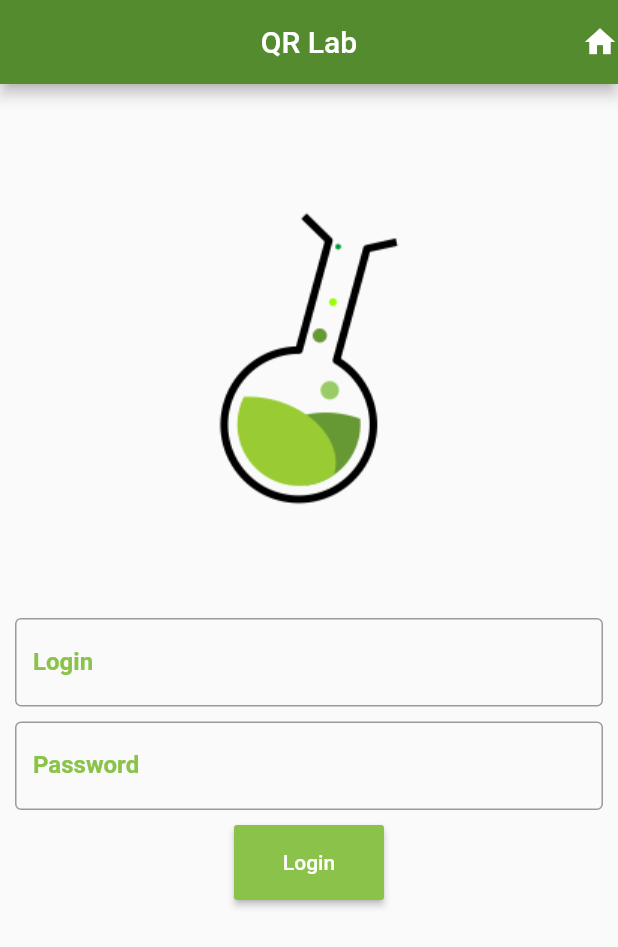
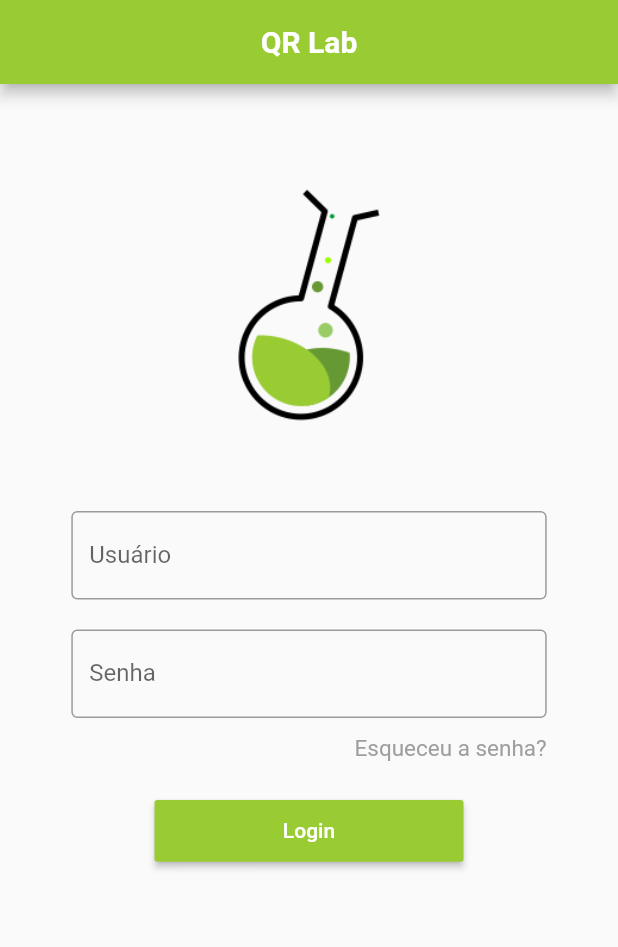
Before and after one commit to gumbarros/qrlab, a Flutter app: the screen it shows after launch, on a phone screen of 412 x 824 dp. Shown: the top 947 px of the screen. Run offline on Flutter 3.47's test engine with Material 2 defaults, Android fonts, the phone set to English and light mode, and no system bars; our stand-ins replace toast; missing offline and left inert: qrcode.

Commit message:
Refactor e recuperação de senha

```diff
--- a/lib/main.dart
+++ b/lib/main.dart
@@ -1,11 +1,11 @@
 import 'package:flutter/material.dart';
 import 'package:flutter/services.dart';
-import 'package:qrcode_alpha/views/homePage.dart';
-import 'views/qrHome.dart';
+import 'package:qrlab/views/qrLogin.dart';
 
 void main() {
+  WidgetsFlutterBinding.ensureInitialized();
   SystemChrome.setSystemUIOverlayStyle(SystemUiOverlayStyle(
-      statusBarColor: Colors.lightBlue[800]
+    statusBarColor: Color.fromRGBO(153, 204, 51, 1.0),
   ));
   runApp(MyApp());
 }
@@ -14,11 +14,19 @@ class MyApp extends StatelessWidget {
   @override
   Widget build(BuildContext context) {
     return MaterialApp(
-      title: 'QR Code Alpha',
+      title: 'QR Lab',
       theme: ThemeData(
-        primaryColor: Colors.lightGreen[800],
+        primaryColor: Color.fromRGBO(153, 204, 51, 1.0),
+        primarySwatch: Colors.lightGreen,
+        appBarTheme: AppBarTheme(
+            textTheme: TextTheme(
+                title: TextStyle(
+                    color: Colors.white,
+                    fontSize: 20,
+                    fontWeight: FontWeight.bold)),
+            iconTheme: IconThemeData(color: Colors.white)),
       ),
-      home: homePage(),
+      home: QRLogin(),
       debugShowCheckedModeBanner: false,
     );
   }
--- a/lib/views/homePage.dart
+++ /dev/null
@@ -1,68 +0,0 @@
-import 'package:flutter/cupertino.dart';
-import 'package:flutter/material.dart';
-import 'package:flutter/widgets.dart';
-
-import 'qrHome.dart';
-
-class homePage extends StatefulWidget {
-  @override
-  _homePageState createState() => _homePageState();
-}
-
-class _homePageState extends State<homePage> {
-  @override
-  Widget build(BuildContext context) {
-    return Scaffold(
-      appBar: AppBar(
-        actions: <Widget>[
-          Row(
-            children: <Widget>[
-              Icon(Icons.home),
-            ],
-          ),
-        ],
-        title: Text("QR Lab"), centerTitle: true,
-        ),
-      body: SingleChildScrollView(
-        child: Container(
-          padding: EdgeInsets.all(10.0),
-          child: Column(
-              children: <Widget>[
-                Image.asset('assets/images/lab1.png'),
-                TextField(
-                  decoration: InputDecoration(
-                      labelText: "Login",
-                      labelStyle: TextStyle(color: Colors.lightGreen, fontWeight: FontWeight.bold),
-                      border: OutlineInputBorder()),
-                ),
-                SizedBox(height: 10.0),
-                TextField(
-                  decoration: InputDecoration(
-                      labelText: "Password",
-                      labelStyle: TextStyle(color: Colors.lightGreen, fontWeight: FontWeight.bold),
-                      border: OutlineInputBorder()
-                  ),
-                ),
-                SizedBox(height: 10.0),
-                ButtonTheme(
-                  minWidth: 100.0,
-                  height: 50.0,
-                  child:RaisedButton(
-                    color: Colors.lightGreen,
-                    onPressed: (){
-                      Navigator.push(
-                          context,
-                          MaterialPageRoute(builder: (context) => QRHome())
-                      );
-                    },
-                    textColor: Colors.white,
-                    child: Text(
-                      "Login",
-                    ),
-                  ),
-                ),
-              ]
-          ),),
-      )
-      );
-  }}
--- /dev/null
+++ b/lib/views/qrLogin.dart
@@ -0,0 +1,86 @@
+import 'package:flutter/cupertino.dart';
+import 'package:flutter/material.dart';
+import 'package:flutter/widgets.dart';
+import 'qrLoginHelper.dart';
+import 'qrScanner.dart';
+
+class QRLogin extends StatefulWidget {
+  @override
+  _QRLoginState createState() => _QRLoginState();
+}
+
+class _QRLoginState extends State<QRLogin> {
+  TextEditingController emailController = TextEditingController();
+  TextEditingController passwordController = TextEditingController();
+  @override
+  Widget build(BuildContext context) {
+    return Scaffold(
+        appBar: AppBar(
+          title: Text("QR Lab"),
+          centerTitle: true,
+        ),
+        body: SingleChildScrollView(
+          child: Container(
+            padding: EdgeInsets.all(10.0),
+            width: MediaQuery.of(context).size.width,
+            child: Column(
+                mainAxisAlignment: MainAxisAlignment.center,
+                crossAxisAlignment: CrossAxisAlignment.center,
+                children: <Widget>[
+                  Container(
+                      child: Image.asset('lib/assets/images/lab1.png'),
+                      width: MediaQuery.of(context).size.width / 1.3,
+                      height: MediaQuery.of(context).size.height / 3),
+                  Container(
+                    width: MediaQuery.of(context).size.width / 1.3,
+                    child: TextField(
+                      decoration: InputDecoration(
+                          labelText: "Usuário", border: OutlineInputBorder()),
+                    ),
+                  ),
+                  SizedBox(height: 20),
+                  Container(
+                    width: MediaQuery.of(context).size.width / 1.3,
+                    child: TextField(
+                      obscureText: true,
+                      decoration: InputDecoration(
+                          labelText: "Senha", border: OutlineInputBorder()),
+                    ),
+                  ),
+                  GestureDetector(
+                      child: Container(
+                        width: MediaQuery.of(context).size.width / 1.3,
+                        height: MediaQuery.of(context).size.height / 20,
+                        child: Align(
+                          alignment: Alignment.centerRight,
+                          child: Text(
+                            "Esqueceu a senha?",
+                            style: TextStyle(fontSize: 15, color: Colors.grey),
+                          ),
+                        ),
+                      ),
+                      onTap: () {
+                        Navigator.of(context).push(MaterialPageRoute(
+                            builder: (context) => QRLoginHelper()));
+                      }),
+                  SizedBox(height: 10.0),
+                  ButtonTheme(
+                    minWidth: MediaQuery.of(context).size.width / 2,
+                    height: MediaQuery.of(context).size.width / 10,
+                    child: RaisedButton(
+                      color: Theme.of(context).primaryColor,
+                      onPressed: () {
+                        Navigator.push(context,
+                            MaterialPageRoute(builder: (context) => QRHome()));
+                      },
+                      textColor: Colors.white,
+                      child: Text(
+                        "Login",
+                      ),
+                    ),
+                  ),
+                ]),
+          ),
+        ));
+  }
+}
--- a/pubspec.yaml
+++ b/pubspec.yaml
@@ -1,5 +1,5 @@
-name: qrcode_alpha
-description: A new Flutter application.
+name: qrlab
+description: QR Code Generator & Scanner
 
 # The following defines the version and build number for your application.
 # A version number is three numbers separated by dots, like 1.2.43
@@ -37,7 +37,7 @@ dev_dependencies:
 # The following section is specific to Flutter.
 flutter:
   assets:
-    - assets/images/
+    - lib/assets/images/
 
   # The following line ensures that the Material Icons font is
   # included with your application, so that you can use the icons in
```
Also changed, not shown: lib/views/qrLoginHelper.dart (added, +62 -0 lines), lib/views/qrScanner.dart (renamed from lib/views/qrHome.dart, +2 -5 lines), lib/widgets/qrDrawer.dart (+5 -8 lines), lib/assets/images/lab1.png (renamed from assets/images/lab1.png), 7 other files.
